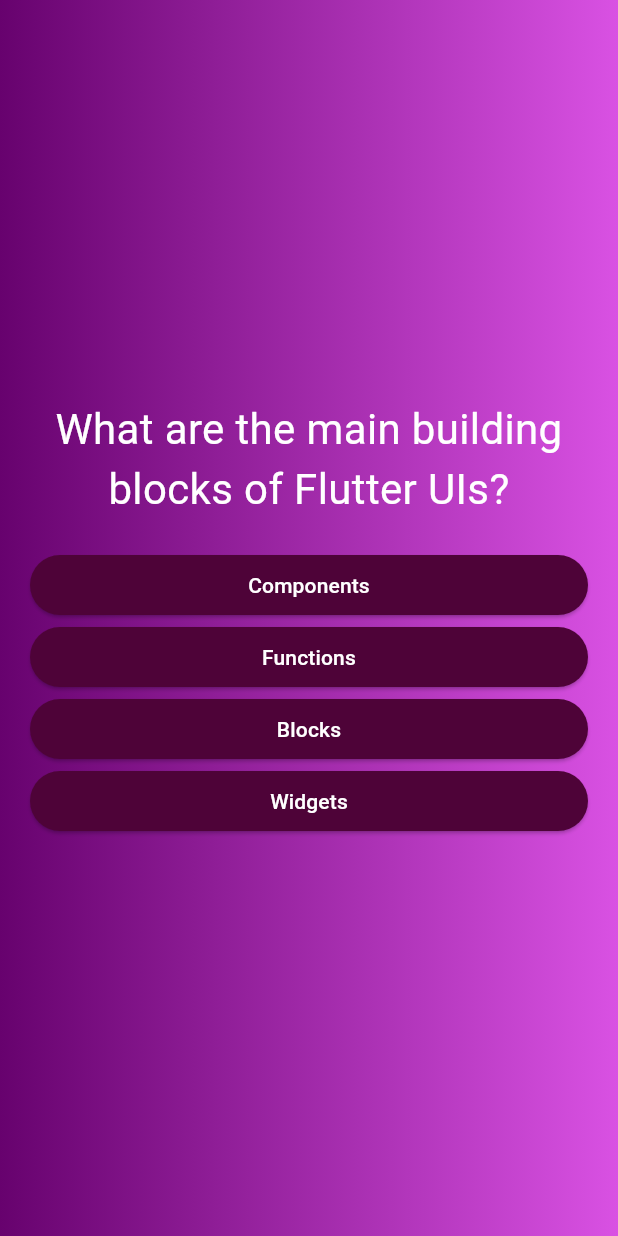
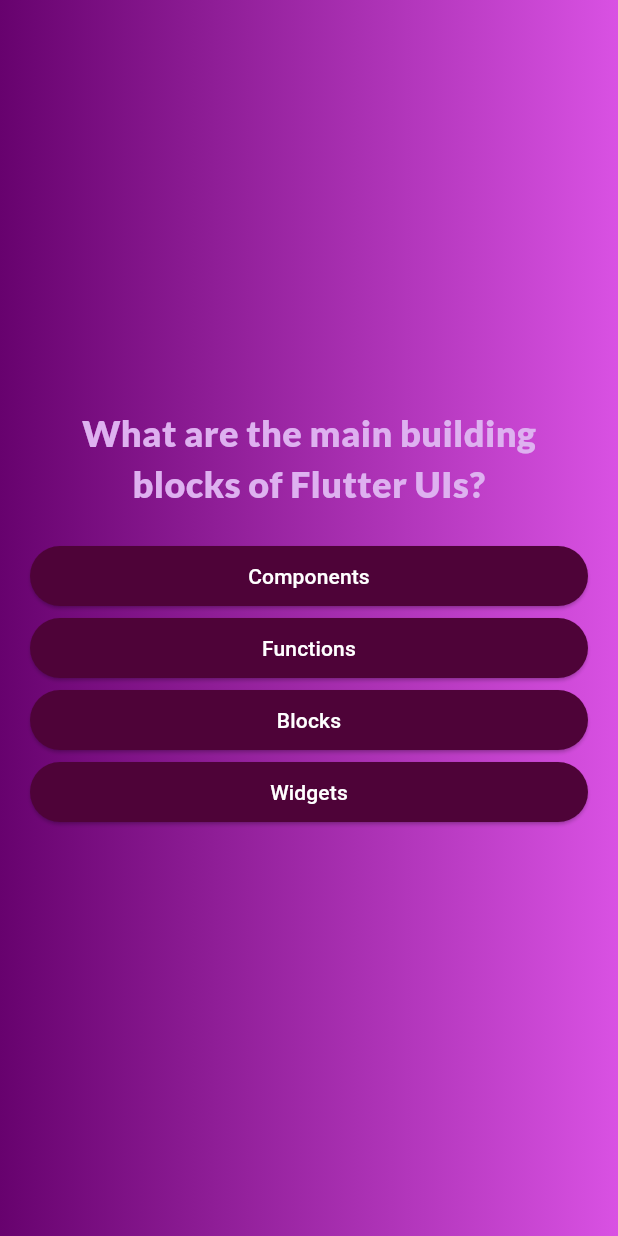
Before and after one commit to gusjabar/flutter, a Flutter app: the screen it shows after launch, after a tap on "Start Quiz", on a phone screen of 412 x 824 dp. Run offline on Flutter 3.47's test engine with Material 3 defaults, Android fonts, the phone set to English and light mode, and no system bars; our stand-ins replace google_fonts.

Commit message:
added new package google fonts

```diff
--- a/quiz_app/lib/question_screen.dart
+++ b/quiz_app/lib/question_screen.dart
@@ -1,6 +1,7 @@
 import 'package:flutter/material.dart';
 import 'package:quiz_app/answer_button.dart';
 import 'package:quiz_app/data/questions.dart';
+import 'package:google_fonts/google_fonts.dart';
 
 class QuestionScreen extends StatefulWidget {
   const QuestionScreen({super.key});
@@ -37,8 +38,11 @@ class _QuestionScreen extends State<QuestionScreen> {
               padding: const EdgeInsets.only(bottom: 20),
               child: Text(
                 currentQuestion.text,
+                style: GoogleFonts.lato(
+                    color: Color.fromARGB(255, 222, 177, 240),
+                    fontSize: 24,
+                    fontWeight: FontWeight.w800),
                 textAlign: TextAlign.center,
-                style: const TextStyle(color: Colors.white, fontSize: 28),
               ),
             ),
             ...currentQuestion.getShuffledAnswers().map(
--- a/quiz_app/pubspec.yaml
+++ b/quiz_app/pubspec.yaml
@@ -34,6 +34,7 @@ dependencies:
   # The following adds the Cupertino Icons font to your application.
   # Use with the CupertinoIcons class for iOS style icons.
   cupertino_icons: ^1.0.6
+  google_fonts: ^6.2.1
 
 dev_dependencies:
   flutter_test:
```
Also changed, not shown: quiz_app/pubspec.lock, 7 other files.
